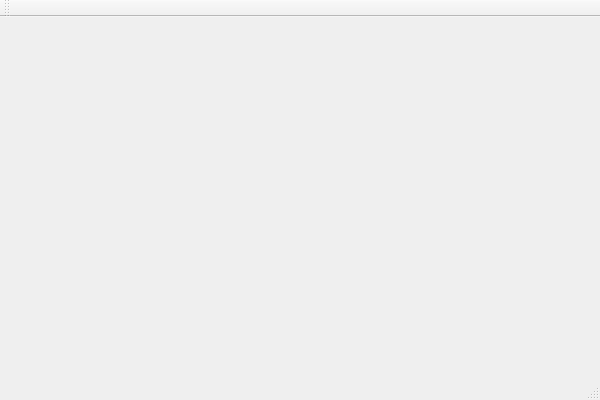
TemplateClass/ErrorReportNext2, file ErrorReportNext2.ui: the form before one commit.
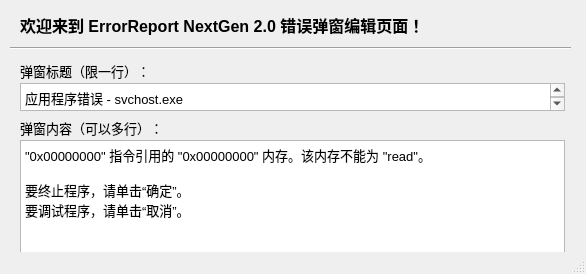
The form after the commit. Icons and pictures are not drawn.

Commit message: Created the editor widgets.

Patch:
```diff
--- a/ErrorReportNext2.ui
+++ b/ErrorReportNext2.ui
@@ -6,31 +6,118 @@
    <rect>
     <x>0</x>
     <y>0</y>
-    <width>600</width>
-    <height>400</height>
+    <width>586</width>
+    <height>274</height>
    </rect>
   </property>
+  <property name="font">
+   <font>
+    <pointsize>10</pointsize>
+   </font>
+  </property>
+  <property name="mouseTracking">
+   <bool>false</bool>
+  </property>
+  <property name="focusPolicy">
+   <enum>Qt::FocusPolicy::NoFocus</enum>
+  </property>
   <property name="windowTitle">
    <string>ErrorReportNext2</string>
   </property>
-  <widget class="QWidget" name="centralWidget"/>
-  <widget class="QMenuBar" name="menuBar">
-   <property name="geometry">
-    <rect>
-     <x>0</x>
-     <y>0</y>
-     <width>600</width>
-     <height>21</height>
-    </rect>
-   </property>
-  </widget>
-  <widget class="QToolBar" name="mainToolBar">
-   <attribute name="toolBarArea">
-    <enum>TopToolBarArea</enum>
-   </attribute>
-   <attribute name="toolBarBreak">
-    <bool>false</bool>
-   </attribute>
+  <property name="windowIcon">
+   <iconset theme="QIcon::ThemeIcon::MailMessageNew"/>
+  </property>
+  <property name="layoutDirection">
+   <enum>Qt::LayoutDirection::LeftToRight</enum>
+  </property>
+  <widget class="QWidget" name="centralWidget">
+   <widget class="QLabel" name="welcomeLabel">
+    <property name="geometry">
+     <rect>
+      <x>20</x>
+      <y>10</y>
+      <width>431</width>
+      <height>31</height>
+     </rect>
+    </property>
+    <property name="font">
+     <font>
+      <pointsize>12</pointsize>
+      <bold>true</bold>
+     </font>
+    </property>
+    <property name="text">
+     <string>&lt;html&gt;&lt;head/&gt;&lt;body&gt;&lt;p&gt;欢迎来到 ErrorReport NextGen 2.0 错误弹窗编辑页面！&lt;/p&gt;&lt;/body&gt;&lt;/html&gt;</string>
+    </property>
+   </widget>
+   <widget class="Line" name="line">
+    <property name="geometry">
+     <rect>
+      <x>10</x>
+      <y>40</y>
+      <width>561</width>
+      <height>16</height>
+     </rect>
+    </property>
+    <property name="orientation">
+     <enum>Qt::Orientation::Horizontal</enum>
+    </property>
+   </widget>
+   <widget class="QLabel" name="titleLabel">
+    <property name="geometry">
+     <rect>
+      <x>20</x>
+      <y>60</y>
+      <width>331</width>
+      <height>21</height>
+     </rect>
+    </property>
+    <property name="text">
+     <string>弹窗标题（限一行）：</string>
+    </property>
+   </widget>
+   <widget class="QPlainTextEdit" name="titleText">
+    <property name="geometry">
+     <rect>
+      <x>20</x>
+      <y>83</y>
+      <width>545</width>
+      <height>28</height>
+     </rect>
+    </property>
+    <property name="plainText">
+     <string>应用程序错误 - svchost.exe</string>
+    </property>
+   </widget>
+   <widget class="QLabel" name="contentLabel">
+    <property name="geometry">
+     <rect>
+      <x>20</x>
+      <y>117</y>
+      <width>331</width>
+      <height>21</height>
+     </rect>
+    </property>
+    <property name="text">
+     <string>弹窗内容（可以多行）：</string>
+    </property>
+   </widget>
+   <widget class="QPlainTextEdit" name="contentText">
+    <property name="geometry">
+     <rect>
+      <x>20</x>
+      <y>140</y>
+      <width>545</width>
+      <height>113</height>
+     </rect>
+    </property>
+    <property name="plainText">
+     <string>&quot;0x00000000&quot; 指令引用的 &quot;0x00000000&quot; 内存。该内存不能为 &quot;read&quot;。
+
+要终止程序，请单击“确定”。
+要调试程序，请单击“取消”。</string>
+    </property>
+   </widget>
   </widget>
   <widget class="QStatusBar" name="statusBar"/>
  </widget>
```
Left out of the diff: 2 changed lines with no effect on the pictures. The commit also changes 3 other files.
